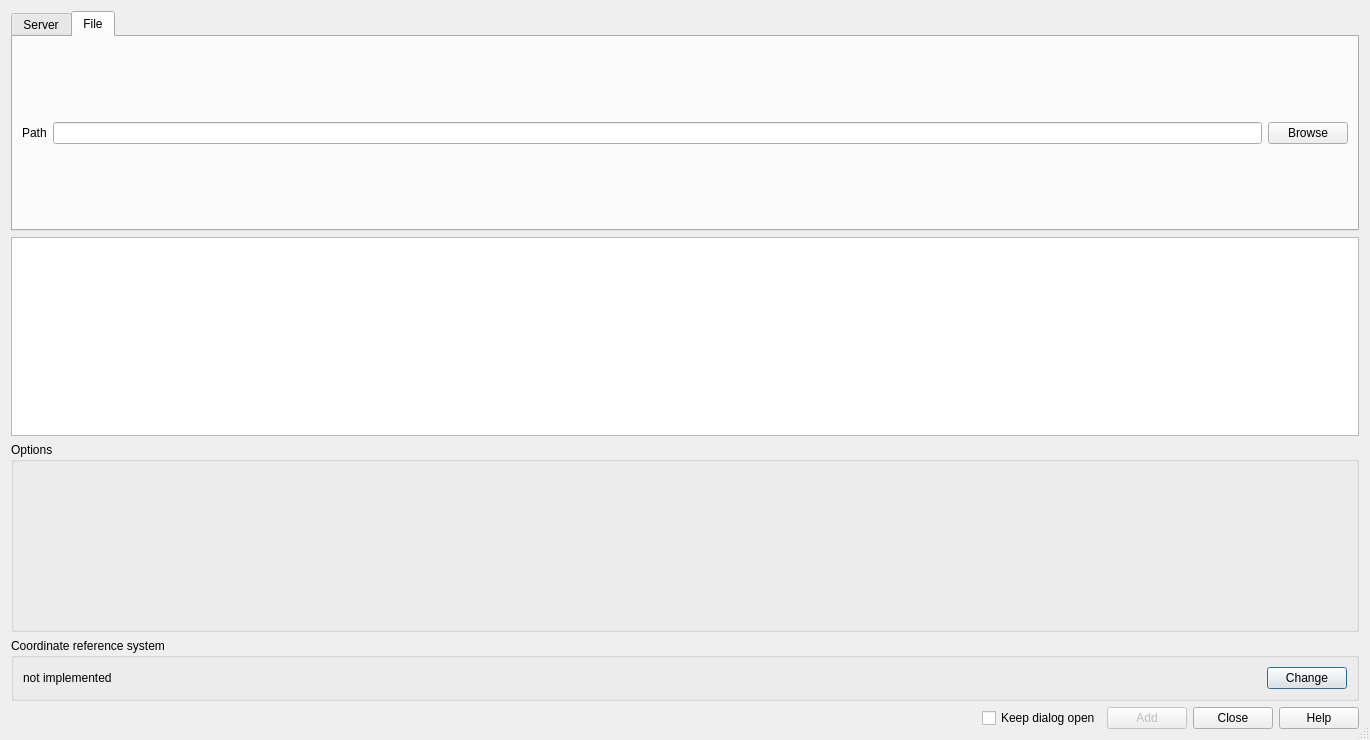
The window that ui/dlg_connections.ui (geometalab/Vector-Tiles-Reader-QGIS-Plugin) describes before a commit, drawn with Qt 5.
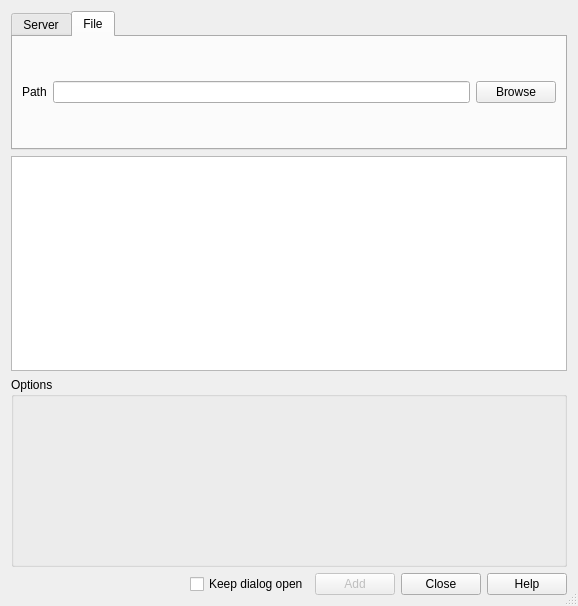
The same window after the commit. The open tabs and pages were chosen to show the change.

Commit message: file cannot be added as connection but opened directly

Patch:
```diff
--- a/ui/dlg_connections.ui
+++ b/ui/dlg_connections.ui
@@ -6,8 +6,8 @@
    <rect>
     <x>0</x>
     <y>0</y>
-    <width>1370</width>
-    <height>740</height>
+    <width>550</width>
+    <height>606</height>
    </rect>
   </property>
   <property name="windowTitle">
@@ -16,7 +16,7 @@
   <property name="sizeGripEnabled">
    <bool>true</bool>
   </property>
-  <layout class="QGridLayout" name="gridLayout" rowstretch="0,0,0,0,0">
+  <layout class="QGridLayout" name="gridLayout" rowstretch="0,0,0,0">
    <item row="2" column="0">
     <widget class="QGroupBox" name="grpOptions">
      <property name="minimumSize">
@@ -31,46 +31,57 @@
     </widget>
    </item>
    <item row="3" column="0">
-    <widget class="QGroupBox" name="grpCrs">
-     <property name="sizePolicy">
-      <sizepolicy hsizetype="Expanding" vsizetype="Preferred">
-       <horstretch>0</horstretch>
-       <verstretch>0</verstretch>
-      </sizepolicy>
-     </property>
-     <property name="minimumSize">
-      <size>
-       <width>0</width>
-       <height>58</height>
-      </size>
-     </property>
-     <property name="title">
-      <string>Coordinate reference system</string>
-     </property>
-     <layout class="QGridLayout" name="gridLayout_5">
-      <item row="0" column="0">
-       <layout class="QGridLayout" name="gridLayout_3" columnstretch="1,0">
-        <property name="horizontalSpacing">
-         <number>6</number>
-        </property>
-        <item row="0" column="1">
-         <widget class="QPushButton" name="btnChangeCrs">
-          <property name="text">
-           <string>Change</string>
-          </property>
-         </widget>
-        </item>
-        <item row="0" column="0">
-         <widget class="QLabel" name="lblCrs">
-          <property name="text">
-           <string>not implemented</string>
-          </property>
-         </widget>
-        </item>
-       </layout>
-      </item>
-     </layout>
-    </widget>
+    <layout class="QHBoxLayout" name="horizontalLayout" stretch="1,0,0,0">
+     <item alignment="Qt::AlignRight|Qt::AlignVCenter">
+      <widget class="QCheckBox" name="chkKeepOpen">
+       <property name="text">
+        <string>Keep dialog open</string>
+       </property>
+      </widget>
+     </item>
+     <item>
+      <widget class="QPushButton" name="btnAdd">
+       <property name="enabled">
+        <bool>false</bool>
+       </property>
+       <property name="minimumSize">
+        <size>
+         <width>80</width>
+         <height>0</height>
+        </size>
+       </property>
+       <property name="text">
+        <string>Add</string>
+       </property>
+      </widget>
+     </item>
+     <item>
+      <widget class="QPushButton" name="btnClose">
+       <property name="minimumSize">
+        <size>
+         <width>80</width>
+         <height>0</height>
+        </size>
+       </property>
+       <property name="text">
+        <string>Close</string>
+       </property>
+      </widget>
+     </item>
+     <item>
+      <widget class="QPushButton" name="btnHelp">
+       <property name="minimumSize">
+        <size>
+         <width>80</width>
+         <height>0</height>
+        </size>
+       </property>
+       <property name="text">
+        <string>Help</string>
+       </property>
+      </widget>
+     </item>
+    </layout>
    </item>
    <item row="1" column="0">
     <widget class="QTableView" name="tblLayers">
@@ -100,71 +111,24 @@
      </attribute>
     </widget>
    </item>
-   <item row="4" column="0">
-    <layout class="QHBoxLayout" name="horizontalLayout" stretch="1,0,0,0">
-     <item alignment="Qt::AlignRight|Qt::AlignVCenter">
-      <widget class="QCheckBox" name="chkKeepOpen">
-       <property name="text">
-        <string>Keep dialog open</string>
-       </property>
-      </widget>
-     </item>
-     <item>
-      <widget class="QPushButton" name="btnAdd">
-       <property name="enabled">
-        <bool>false</bool>
-       </property>
-       <property name="minimumSize">
-        <size>
-         <width>80</width>
-         <height>0</height>
-        </size>
-       </property>
-       <property name="text">
-        <string>Add</string>
-       </property>
-      </widget>
-     </item>
-     <item>
-      <widget class="QPushButton" name="btnClose">
-       <property name="minimumSize">
-        <size>
-         <width>80</width>
-         <height>0</height>
-        </size>
-       </property>
-       <property name="text">
-        <string>Close</string>
-       </property>
-      </widget>
-     </item>
-     <item>
-      <widget class="QPushButton" name="btnHelp">
-       <property name="minimumSize">
-        <size>
-         <width>80</width>
-         <height>0</height>
-        </size>
-       </property>
-       <property name="text">
-        <string>Help</string>
-       </property>
-      </widget>
-     </item>
-    </layout>
-   </item>
    <item row="0" column="0" alignment="Qt::AlignTop">
     <widget class="QTabWidget" name="tabConnections">
      <property name="minimumSize">
       <size>
        <width>0</width>
-       <height>220</height>
+       <height>0</height>
       </size>
      </property>
+     <property name="autoFillBackground">
+      <bool>false</bool>
+     </property>
      <property name="currentIndex">
       <number>1</number>
      </property>
-     <widget class="QWidget" name="tab">
+     <property name="movable">
+      <bool>false</bool>
+     </property>
+     <widget class="QWidget" name="tabServer">
       <attribute name="title">
        <string>Server</string>
       </attribute>
```
Left out of the diff: 4 changed lines with no effect on the pictures. The commit also changes 4 other files.
